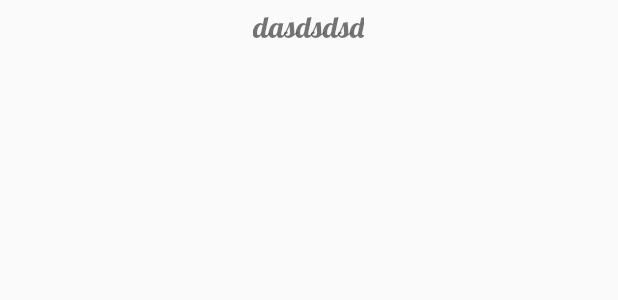
After one commit to JTianyi/OpenEyes, an Android app: the layout item_selection_ls_text.xml on its own in the app's theme, with its tools: preview values and no code run, on a phone screen of 412 x 824 dp. The commit adds this screen. Shown: the top 300 px of the screen. Run offline under Robolectric (Android 15) with nearby library versions, the phone set to English and light mode, and no system bars; Roboto replaces fonts that are not available here.

Commit message:
精选界面除了解析数据，其他全部完成

```diff
--- a/app/build.gradle
+++ b/app/build.gradle
@@ -27,4 +27,5 @@ dependencies {
     compile 'com.squareup.picasso:picasso:2.5.2'
     compile 'com.squareup.okhttp3:okhttp:3.4.1'
     compile 'com.alibaba:fastjson:1.2.15'
+    compile 'com.squareup.picasso:picasso:2.5.2'
 }
--- a/app/src/main/java/com/example/dllo/openeyes/FindAdapter.java
+++ b/app/src/main/java/com/example/dllo/openeyes/FindAdapter.java
@@ -53,7 +53,7 @@ public class FindAdapter extends BaseAdapter {
         }else {
             holder = (FindHolder) convertView.getTag();
         }
-        Picasso.with(context).load(ImgUrls.FIND_URL).into(holder.findIv);
+        Picasso.with(context).load(NetUrls.FIND_URL).into(holder.findIv);
         return convertView;
     }
     class FindHolder {
--- a/app/src/main/java/com/example/dllo/openeyes/ImgUrls.java
+++ b/app/src/main/java/com/example/dllo/openeyes/NetUrls.java
@@ -3,9 +3,13 @@ package com.example.dllo.openeyes;
 /**
  * Created by mac on 16/8/12.
  */
-public final class ImgUrls {
+public final class NetUrls {
     /**
      * 发现界面的网址
      */
     public final static String FIND_URL = "http://baobab.wandoujia.com/api/v3/discovery?udid=fc33d7ade6d5482bba5eeae629440fe0c6ac1a9e&vc=126&vn=2.4.1&deviceModel=Google%20Nexus%205%20-%205.1.0%20-%20API%2022%20-%201080x1920&first_channel=eyepetizer_wandoujia_market&last_channel=eyepetizer_wandoujia_market&system_version_code=22";
+    /**
+     * 精选界面的Url
+     */
+    public final static String SELECTION_URL="http://baobab.wandoujia.com/api/v3/tabs/selected?udid=86f35dc937824e09bf8d0c7dc0cfea543ed2a2a3&vc=126&vn=2.4.1&deviceModel=Google%20Nexus%205%20-%205.1.0%20-%20API%2022%20-%201080x1920&first_channel=eyepetizer_360_market&last_channel=eyepetizer_360_market&system_version_code=22";
 }
--- a/app/src/main/java/com/example/dllo/openeyes/selection/SelectionReAdapter.java
+++ b/app/src/main/java/com/example/dllo/openeyes/selection/SelectionReAdapter.java
@@ -28,6 +28,7 @@ public class SelectionReAdapter extends RecyclerView.Adapter<SelectionReAdapter.
         notifyDataSetChanged();
         return this;
     }
+
 
     @Override
     public SelectionReHolder onCreateViewHolder(ViewGroup parent, int viewType) {
--- /dev/null
+++ b/app/src/main/res/layout/item_selection_ls_text.xml
@@ -0,0 +1,15 @@
+<?xml version="1.0" encoding="utf-8"?>
+<LinearLayout xmlns:android="http://schemas.android.com/apk/res/android"
+              android:orientation="vertical"
+              android:layout_width="match_parent"
+              android:layout_height="wrap_content">
+    <com.example.dllo.openeyes.TitleTextView
+        android:id="@+id/selection_ls_date_tv"
+        android:layout_width="wrap_content"
+        android:layout_height="wrap_content"
+        android:layout_gravity="center"
+        android:text="dasdsdsd"
+        android:padding="5dp"
+        android:textSize="20sp"/>
+
+</LinearLayout>
```
Also changed, not shown: app/src/main/java/com/example/dllo/openeyes/App.java (added, +21 -0 lines), app/src/main/java/com/example/dllo/openeyes/SelectionFragment.java (+12 -23 lines), app/src/main/java/com/example/dllo/openeyes/selection/PicassoInstance.java (added, +28 -0 lines), app/src/main/java/com/example/dllo/openeyes/selection/SelectionBean.java (+10 -0 lines), app/src/main/java/com/example/dllo/openeyes/selection/SelectionLsAdapter.java (+52 -4 lines), app/src/main/res/layout/item_selection_ls_video.xml (renamed from app/src/main/res/layout/item_selection_ls.xml).
